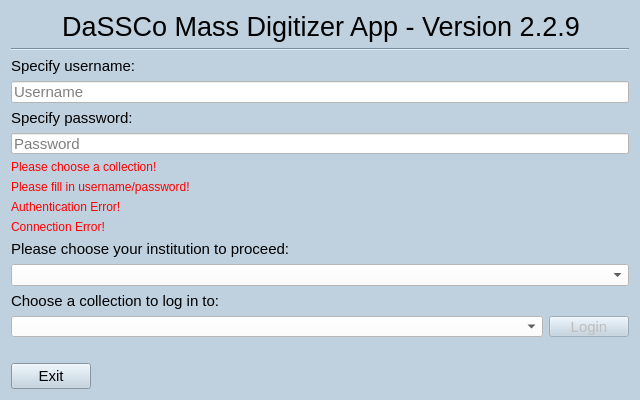
Old version of the form MassDigitizer/ui/homescreen.ui in the repository NHMDenmark/Mass-Digitizer.
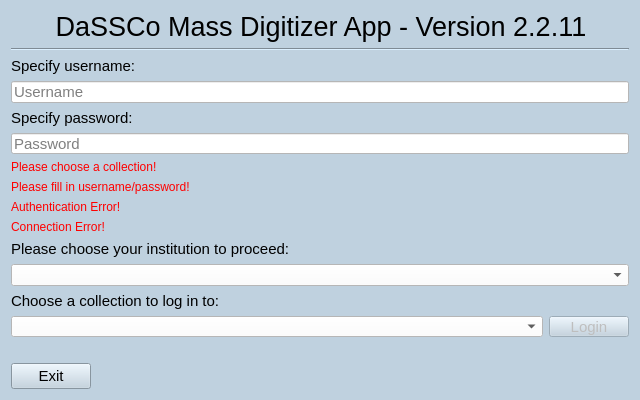
New version of the form.

What changed in the file:
```diff
--- a/MassDigitizer/ui/homescreen.ui
+++ b/MassDigitizer/ui/homescreen.ui
@@ -61,7 +61,7 @@
       </font>
      </property>
      <property name="text">
-      <string>DaSSCo Mass Digitizer App - Version 2.2.9</string>
+      <string>DaSSCo Mass Digitizer App - Version 2.2.11</string>
      </property>
      <property name="alignment">
       <set>Qt::AlignmentFlag::AlignCenter</set>
```
